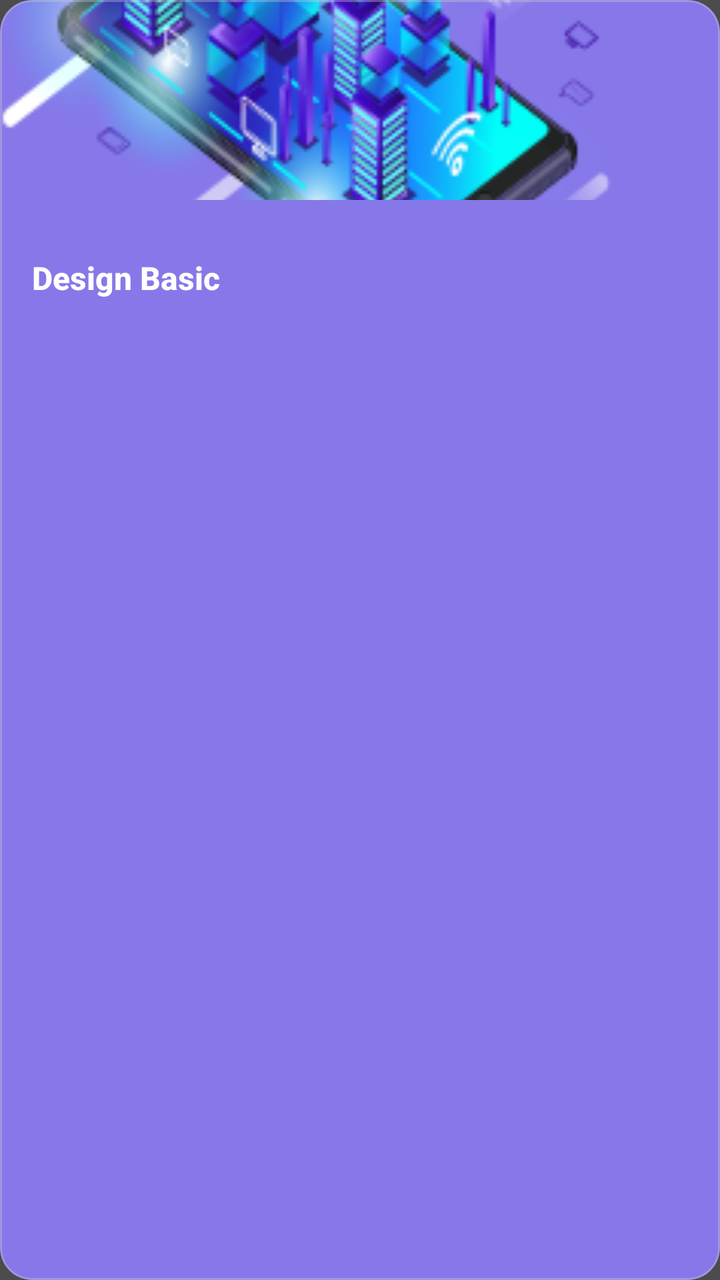
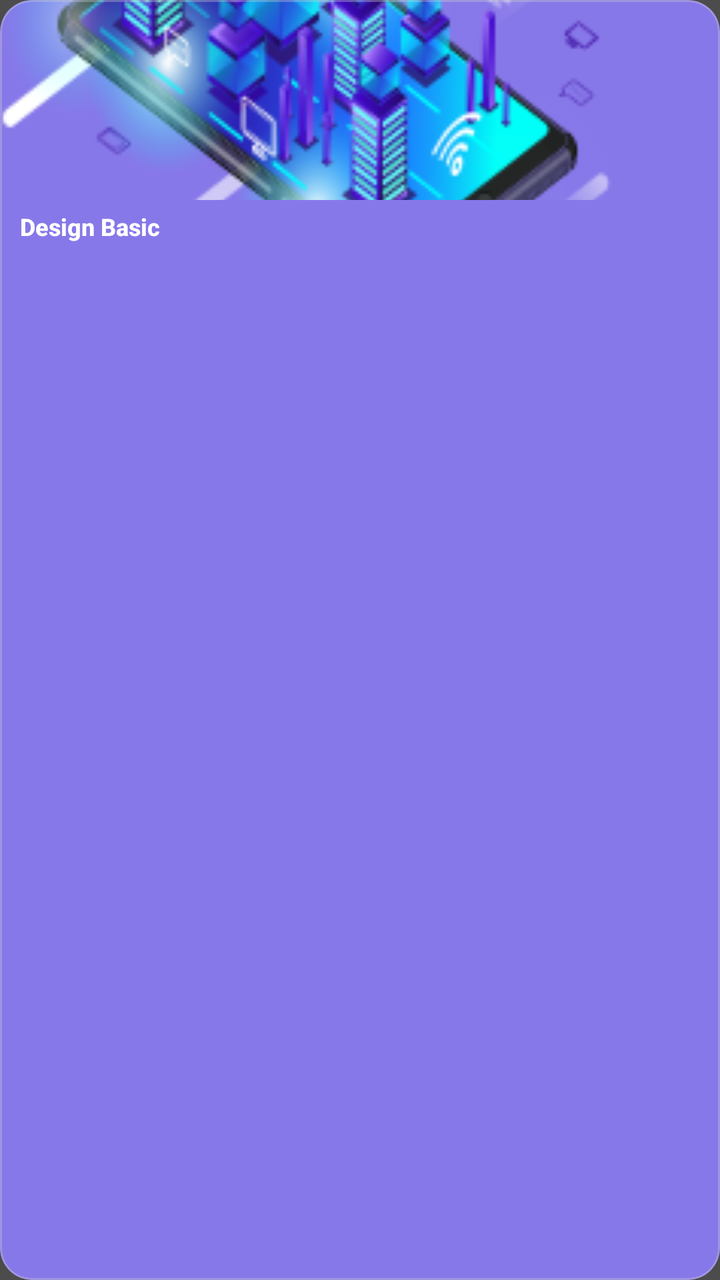

An Android layout rendered at two revisions. The XML below is the earlier revision; the diff shows what the commit changed to produce the second picture.
<!-- AndroidManifest.xml: application theme AppTheme -->
<!-- res/layout/card_bookmarked_course.xml -->
<?xml version="1.0" encoding="utf-8"?>
<com.google.android.material.card.MaterialCardView xmlns:android="http://schemas.android.com/apk/res/android"
    xmlns:app="http://schemas.android.com/apk/res-auto"
    android:layout_width="250dp"
    android:layout_height="185dp"
    android:layout_marginStart="8dp"
    android:layout_marginTop="8dp"
    android:layout_marginEnd="8dp"
    android:layout_marginBottom="8dp"
    app:cardBackgroundColor="@color/bookmarked_course_background"
    app:cardCornerRadius="16dp"
    app:cardElevation="0dp"
    app:strokeColor="@color/grey_light"
    app:strokeWidth="1dp">

    <LinearLayout
        android:layout_width="match_parent"
        android:layout_height="wrap_content"
        android:orientation="vertical">

        <ImageView
            android:id="@+id/imvCoursePhoto"
            android:layout_width="match_parent"
            android:layout_height="100dp"
            android:adjustViewBounds="true"
            android:scaleType="centerCrop"
            android:src="@drawable/android_developer" />

        <LinearLayout
            android:layout_width="match_parent"
            android:layout_height="wrap_content"
            android:orientation="vertical"
            android:padding="16dp">

            <TextView
                android:id="@+id/tvCourseTitle"
                android:layout_width="match_parent"
                android:layout_height="wrap_content"
                android:layout_marginTop="12dp"
                android:ellipsize="end"
                android:fontFamily="sans-serif-medium"
                android:lines="2"
                android:text="@string/title_course"
                android:textColor="@color/white"
                android:textSize="16sp"
                android:textStyle="bold" />
        </LinearLayout>

    </LinearLayout>
</com.google.android.material.card.MaterialCardView>
<!-- resources referenced by this layout -->
<resources>
  <color name="bookmarked_course_background">@color/color5</color>
  <color name="grey_light">#59CFCFCF</color>
  <color name="white">#FFFFFF</color>
  <!-- drawable android_developer: png bitmap (drawable, 61350 bytes) -->
  <string name="title_course">Design Basic</string>
  <style name="AppTheme" parent="Theme.MaterialComponents.DayNight.NoActionBar">
          
          <item name="colorPrimary">@color/option1</item>
          <item name="colorPrimaryDark">@color/colorPrimaryDark</item>
          <item name="colorAccent">@color/colorAccent</item>
  
          <item name="android:fontFamily">@font/calibri</item>
          <item name="android:windowBackground">@color/color_hint</item>
          <item name="android:textColorPrimary">@color/colorPrimary</item>
          <item name="android:windowContentTransitions">true</item>
  
          <item name="colorControlNormal">@color/color_control</item>
          <item name="android:textColorSecondary">@color/grey_light</item>
          <item name="colorControlActivated">@color/colorAccent</item>
  
  
      </style>
  <color name="color5">#8778E9</color>
  <color name="option1">#503FEF</color>
  <color name="colorPrimaryDark">#2A2E43</color>
  <color name="colorAccent">#FF402D</color>
  <color name="color_hint">#4c4c4c</color>
  <color name="colorPrimary">#FCFCFC</color>
  <color name="color_control">#000000</color>
</resources>

<!-- the commit's change to res/layout/card_bookmarked_course.xml (unified diff, before → after) -->
@@ -2,7 +2,7 @@
 <com.google.android.material.card.MaterialCardView xmlns:android="http://schemas.android.com/apk/res/android"
     xmlns:app="http://schemas.android.com/apk/res-auto"
     android:layout_width="250dp"
-    android:layout_height="185dp"
+    android:layout_height="wrap_content"
     android:layout_marginStart="8dp"
     android:layout_marginTop="8dp"
     android:layout_marginEnd="8dp"
@@ -30,19 +30,20 @@
             android:layout_width="match_parent"
             android:layout_height="wrap_content"
             android:orientation="vertical"
-            android:padding="16dp">
+            android:paddingVertical="5dp"
+            android:paddingHorizontal="10dp">
+
 
             <TextView
                 android:id="@+id/tvCourseTitle"
                 android:layout_width="match_parent"
                 android:layout_height="wrap_content"
-                android:layout_marginTop="12dp"
                 android:ellipsize="end"
                 android:fontFamily="sans-serif-medium"
                 android:lines="2"
                 android:text="@string/title_course"
                 android:textColor="@color/white"
-                android:textSize="16sp"
+                android:textSize="12sp"
                 android:textStyle="bold" />
         </LinearLayout>
 
